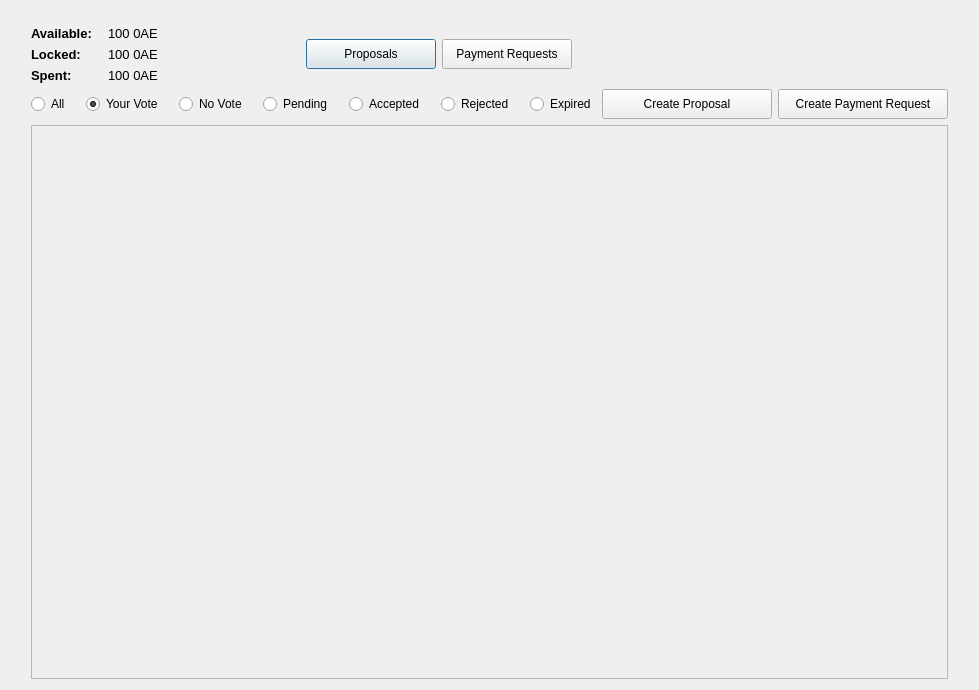
First picture: the form in src/qt/forms/communityfundpage.ui, repository Ankh-Trust/electrum-core, before the edit.
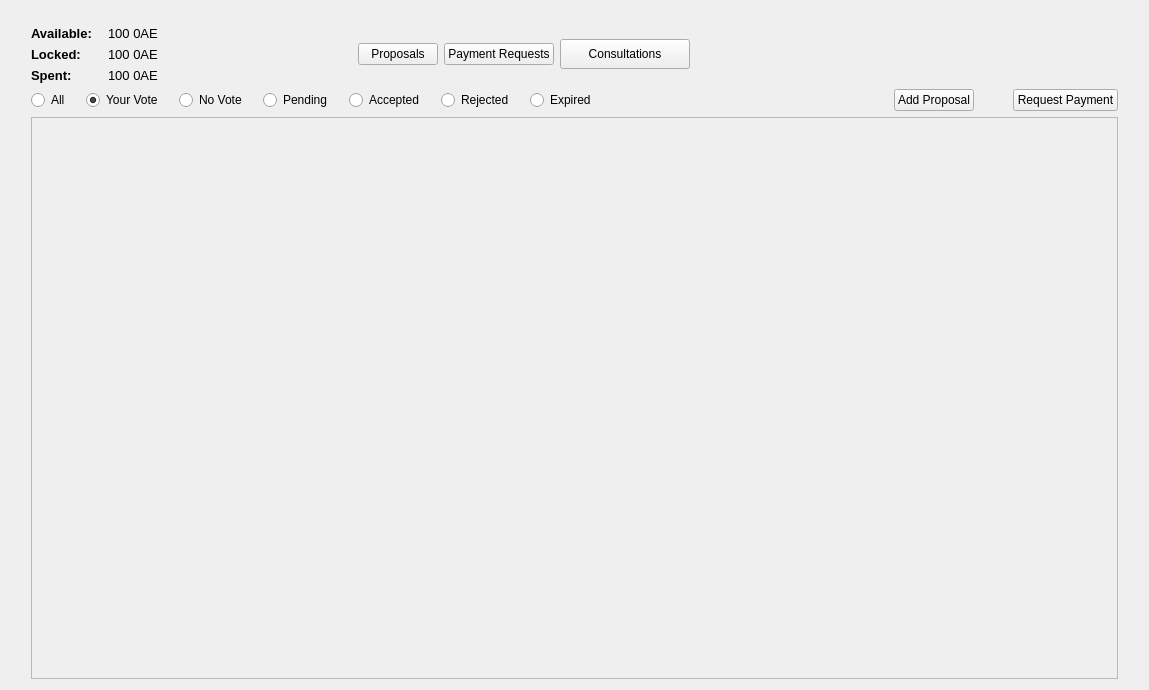
Second picture: the form after the edit.

What changed in the file:
```diff
--- a/src/qt/forms/communityfundpage.ui
+++ b/src/qt/forms/communityfundpage.ui
@@ -6,7 +6,7 @@
    <rect>
     <x>0</x>
     <y>0</y>
-    <width>979</width>
+    <width>1149</width>
     <height>690</height>
    </rect>
   </property>
@@ -208,57 +208,37 @@
          </item>
          <item>
           <widget class="QPushButton" name="pushButtonProposals">
-           <property name="minimumSize">
-            <size>
-             <width>130</width>
-             <height>30</height>
-            </size>
-           </property>
-           <property name="maximumSize">
-            <size>
-             <width>130</width>
-             <height>30</height>
-            </size>
-           </property>
            <property name="text">
             <string>Proposals</string>
            </property>
-           <property name="iconSize">
-            <size>
-             <width>35</width>
-             <height>16</height>
-            </size>
-           </property>
-           <property name="autoDefault">
-            <bool>false</bool>
-           </property>
-           <property name="default">
-            <bool>true</bool>
-           </property>
-           <property name="flat">
-            <bool>false</bool>
-           </property>
           </widget>
          </item>
          <item>
           <widget class="QPushButton" name="pushButtonPaymentRequests">
-           <property name="minimumSize">
-            <size>
-             <width>130</width>
-             <height>30</height>
-            </size>
-           </property>
-           <property name="maximumSize">
-            <size>
-             <width>130</width>
-             <height>30</height>
-            </size>
-           </property>
            <property name="text">
             <string>Payment Requests</string>
            </property>
           </widget>
          </item>
+         <item>
+          <widget class="QPushButton" name="pushButtonConsultations">
+           <property name="minimumSize">
+            <size>
+             <width>130</width>
+             <height>30</height>
+            </size>
+           </property>
+           <property name="maximumSize">
+            <size>
+             <width>130</width>
+             <height>30</height>
+            </size>
+           </property>
+           <property name="text">
+            <string>Consultations</string>
+           </property>
+          </widget>
+         </item>
          <item>
           <spacer name="horizontalSpacer_10">
            <property name="orientation">
@@ -536,20 +516,8 @@
          </item>
          <item>
           <widget class="QPushButton" name="pushButtonCreateProposal">
-           <property name="minimumSize">
-            <size>
-             <width>170</width>
-             <height>30</height>
-            </size>
-           </property>
-           <property name="maximumSize">
-            <size>
-             <width>16777215</width>
-             <height>30</height>
-            </size>
-           </property>
            <property name="text">
-            <string>Create Proposal</string>
+            <string>Add Proposal</string>
            </property>
           </widget>
          </item>
@@ -568,20 +536,8 @@
          </item>
          <item>
           <widget class="QPushButton" name="pushButtonCreatePaymentRequest">
-           <property name="minimumSize">
-            <size>
-             <width>170</width>
-             <height>30</height>
-            </size>
-           </property>
-           <property name="maximumSize">
-            <size>
-             <width>16777215</width>
-             <height>30</height>
-            </size>
-           </property>
            <property name="text">
-            <string>Create Payment Request</string>
+            <string>Request Payment</string>
            </property>
           </widget>
          </item>
@@ -597,8 +553,8 @@
            <rect>
             <x>0</x>
             <y>0</y>
-            <width>903</width>
-            <height>534</height>
+            <width>1059</width>
+            <height>517</height>
            </rect>
           </property>
           <property name="sizePolicy">
```
